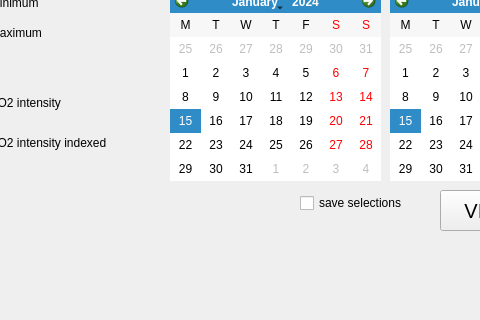
Before: the Qt Designer form greenhouse_gas/mainwindow.ui in oliviakaroliina/greenhouse_gas, drawn with Qt 5; both pictures show x 180 to 660 and y 300 to 620 of the 800 by 620 pixel window.
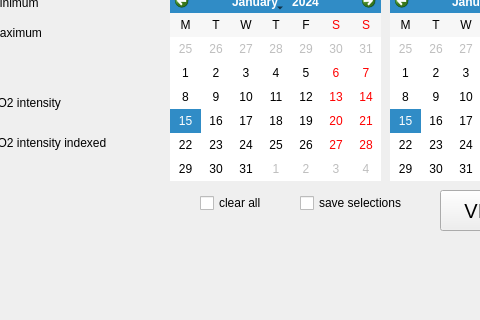
After: the same form once the commit is applied.

Commit message: save selections ja clear all toimii

```diff
--- a/greenhouse_gas/mainwindow.ui
+++ b/greenhouse_gas/mainwindow.ui
@@ -502,6 +502,19 @@
      <string>Restart</string>
     </property>
    </widget>
+   <widget class="QCheckBox" name="clearAllCheckBox">
+    <property name="geometry">
+     <rect>
+      <x>380</x>
+      <y>490</y>
+      <width>81</width>
+      <height>26</height>
+     </rect>
+    </property>
+    <property name="text">
+     <string>clear all</string>
+    </property>
+   </widget>
   </widget>
   <widget class="QMenuBar" name="menubar">
    <property name="geometry">
```
The commit also changes 2 other files.
